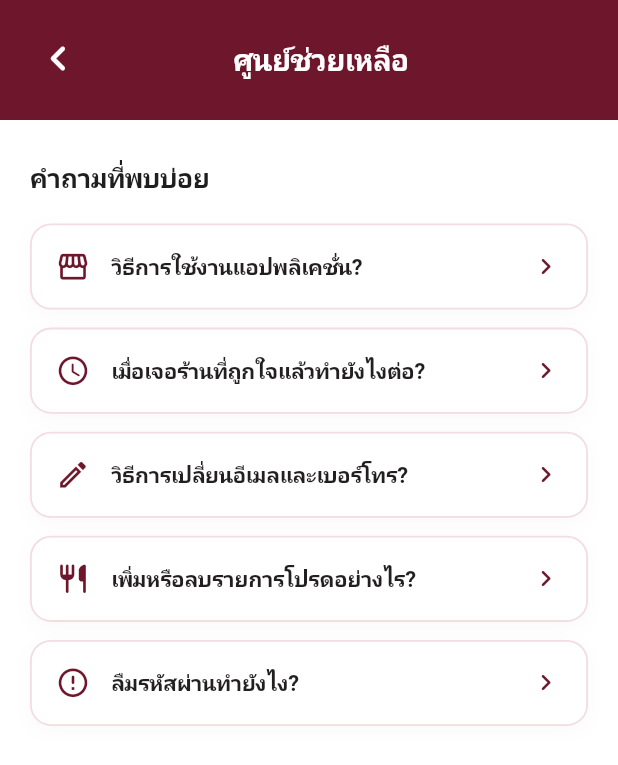
After one commit to Book7076/mobile_pin, a Flutter app: the HelpCenterScreen screen opened directly, on a phone screen of 412 x 824 dp. The commit adds this screen. Shown: the top 765 px of the screen. Run offline on Flutter 3.47's test engine with Material 3 defaults, Android fonts, the phone set to English and light mode, and no system bars; our stand-ins replace appinio_swiper, flutter_dotenv, flutter_map, flutter_riverpod, geolocator, latlong2 and 1 more; accounts and stored records are empty; statements that could not run were skipped.

Commit message:
feat: เพิ่มหน้าศูนย์ช่วยเหลือ (HelpCenterScreen - User - help) พร้อมรายการคำถามที่พบบ่อย 5 ข้อและการเชื่อมต่อจากหน้าผู้ใช้งาน

```diff
--- /dev/null
+++ b/lib/screens/profile/help_center_screen.dart
@@ -0,0 +1,310 @@
+import 'package:flutter/material.dart';
+import 'package:flutter/services.dart';
+
+class HelpCenterScreen extends StatefulWidget {
+  const HelpCenterScreen({super.key});
+
+  @override
+  State<HelpCenterScreen> createState() => _HelpCenterScreenState();
+}
+
+class _HelpCenterScreenState extends State<HelpCenterScreen> {
+  @override
+  void initState() {
+    super.initState();
+    SystemChrome.setSystemUIOverlayStyle(
+      const SystemUiOverlayStyle(
+        statusBarColor: Colors.transparent,
+        statusBarIconBrightness: Brightness.light,
+        statusBarBrightness: Brightness.dark,
+        systemNavigationBarColor: Colors.white,
+        systemNavigationBarIconBrightness: Brightness.dark,
+      ),
+    );
+  }
+
+  void _showFaqDetail({
+    required String question,
+    required String answer,
+    required IconData icon,
+  }) {
+    showModalBottomSheet(
+      context: context,
+      backgroundColor: Colors.white,
+      shape: const RoundedRectangleBorder(
+        borderRadius: BorderRadius.vertical(top: Radius.circular(24)),
+      ),
+      builder: (ctx) => Padding(
+        padding: const EdgeInsets.symmetric(horizontal: 24, vertical: 24),
+        child: Column(
+          mainAxisSize: MainAxisSize.min,
+          crossAxisAlignment: CrossAxisAlignment.start,
+          children: [
+            Row(
+              children: [
+                Container(
+                  width: 40,
+                  height: 40,
+                  decoration: BoxDecoration(
+                    color: const Color(0xFFF7EAEC),
+                    borderRadius: BorderRadius.circular(10),
+                  ),
+                  child: Center(
+                    child: Icon(icon, color: const Color(0xFF6E162B), size: 22),
+                  ),
+                ),
+                const SizedBox(width: 12),
+                Expanded(
+                  child: Text(
+                    question,
+                    style: const TextStyle(
+                      fontSize: 16.5,
+                      fontWeight: FontWeight.w800,
+                      color: Color(0xFF221F21),
+                      letterSpacing: -0.2,
+                    ),
+                  ),
+                ),
+              ],
+            ),
+            const SizedBox(height: 18),
+            Container(height: 1.0, color: const Color(0xFFF3DFE2)),
+            const SizedBox(height: 18),
+            Text(
+              answer,
+              style: const TextStyle(
+                fontSize: 14.5,
+                color: Color(0xFF555555),
+                height: 1.55,
+                fontWeight: FontWeight.w500,
+              ),
+            ),
+            const SizedBox(height: 24),
+            SizedBox(
+              width: double.infinity,
+              height: 48,
+              child: ElevatedButton(
+                style: ElevatedButton.styleFrom(
+                  backgroundColor: const Color(0xFF6E162B),
+                  foregroundColor: Colors.white,
+                  elevation: 0,
+                  shape: RoundedRectangleBorder(
+                    borderRadius: BorderRadius.circular(12),
+                  ),
+                ),
+                onPressed: () => Navigator.of(ctx).pop(),
+                child: const Text(
+                  'เข้าใจแล้ว',
+                  style: TextStyle(
+                    fontSize: 15,
+                    fontWeight: FontWeight.w700,
+                  ),
+                ),
+              ),
+            ),
+          ],
+        ),
+      ),
+    );
+  }
+
+  @override
+  Widget build(BuildContext context) {
+    return Scaffold(
+      backgroundColor: Colors.white,
+      body: Column(
+        children: [
+          // ==========================================
+          // 1. TOP SOLID BURGUNDY HEADER
+          // ==========================================
+          Container(
+            color: const Color(0xFF6E162B),
+            padding: EdgeInsets.only(
+              top: MediaQuery.of(context).padding.top + 14,
+              bottom: 16,
+              left: 14,
+              right: 14,
+            ),
+            child: Row(
+              children: [
+                IconButton(
+                  icon: const Icon(
+                    Icons.chevron_left_rounded,
+                    color: Colors.white,
+                    size: 34,
+                  ),
+                  onPressed: () => Navigator.of(context).pop(),
+                ),
+                const Expanded(
+                  child: Center(
+                    child: Padding(
+                      padding: EdgeInsets.only(right: 34),
+                      child: Text(
+                        'ศูนย์ช่วยเหลือ',
+                        style: TextStyle(
+                          fontSize: 19.5,
+                          fontWeight: FontWeight.w800,
+                          color: Colors.white,
+                          letterSpacing: -0.2,
+                        ),
+                      ),
+                    ),
+                  ),
+                ),
+              ],
+            ),
+          ),
+
+          // ==========================================
+          // 2. SCROLLABLE FAQ LIST
+          // ==========================================
+          Expanded(
+            child: SingleChildScrollView(
+              physics: const BouncingScrollPhysics(),
+              padding: const EdgeInsets.symmetric(horizontal: 20, vertical: 26),
+              child: Column(
+                crossAxisAlignment: CrossAxisAlignment.start,
+                children: [
+                  // Title: คำถามที่พบบ่อย
+                  const Text(
+                    'คำถามที่พบบ่อย',
+                    style: TextStyle(
+                      fontSize: 17.5,
+                      fontWeight: FontWeight.w800,
+                      color: Color(0xFF1E1E1E),
+                      letterSpacing: -0.2,
+                    ),
+                  ),
+
+                  const SizedBox(height: 18),
+
+                  // 1. วิธีการใช้งานแอปพลิเคชั่น?
+                  _buildFaqCard(
+                    icon: Icons.storefront_outlined,
+                    question: 'วิธีการใช้งานแอปพลิเคชั่น?',
+                    answer:
+                        'คุณสามารถค้นหาร้านอาหารที่ต้องการจากแถบค้นหา หรือเลือกดูตามหมวดหมู่อาหารยอดนิยม และกดดูรายละเอียดร้านอาหาร รวมถึงตำแหน่งที่ตั้งและเมนูเด็ดได้ทันที',
+                  ),
+
+                  const SizedBox(height: 12),
+
+                  // 2. เมื่อเจอร้านที่ถูกใจแล้วทำยังไงต่อ?
+                  _buildFaqCard(
+                    icon: Icons.access_time_rounded,
+                    question: 'เมื่อเจอร้านที่ถูกใจแล้วทำยังไงต่อ?',
+                    answer:
+                        'คุณสามารถกดบันทึกเป็น "รายการโปรด" โดยแตะที่ป้ายบุ๊กมาร์กมุมขวาบน หรือกดโทรเพื่อติดต่อสอบถาม และกดปุ่มแผนที่เพื่อนำทางไปยังร้านอาหารได้ทันที',
+                  ),
+
+                  const SizedBox(height: 12),
+
+                  // 3. วิธีการเปลี่ยนอีเมลและเบอร์โทร?
+                  _buildFaqCard(
+                    icon: Icons.edit_outlined,
+                    question: 'วิธีการเปลี่ยนอีเมลและเบอร์โทร?',
+                    answer:
+                        'เข้าสู่เมนู "โปรไฟล์" จากแถบเมนูด้านล่าง จากนั้นกดปุ่ม "แก้ไขข้อมูล" เพื่อกรอกชื่อ อีเมล หรือเบอร์โทรศัพท์ใหม่ แล้วกดปุ่ม "บันทึกข้อมูล"',
+                  ),
+
+                  const SizedBox(height: 12),
+
+                  // 4. เพิ่มหรือลบรายการโปรดอย่างไร?
+                  _buildFaqCard(
+                    icon: Icons.restaurant_rounded,
+                    question: 'เพิ่มหรือลบรายการโปรดอย่างไร?',
+                    answer:
+                        'แตะที่ไอคอนป้ายบุ๊กมาร์กมุมขวาบนของหน้ารายละเอียดร้านอาหาร เมื่อเป็นป้ายสีแดงทึบแสดงว่าบันทึกแล้ว หากต้องการลบให้แตะป้ายอีกครั้งและกดยืนยันการลบ',
+                  ),
+
+                  const SizedBox(height: 12),
+
+                  // 5. ลืมรหัสผ่านทำยังไง?
+                  _buildFaqCard(
+                    icon: Icons.error_outline_rounded,
+                    question: 'ลืมรหัสผ่านทำยังไง?',
+                    answer:
+                        'ไปที่หน้า "แก้ไขข้อมูล" แล้วแตะที่ข้อความ "ลืมรหัสผ่าน" ระบบจะให้กรอกอีเมลเพื่อส่งรหัส OTP 6 หลัก เมื่อยืนยันรหัสแล้วจะสามารถตั้งรหัสผ่านใหม่ได้ทันที',
+                  ),
+
+                  const SizedBox(height: 30),
+                ],
+              ),
+            ),
+          ),
+        ],
+      ),
+    );
+  }
+
+  Widget _buildFaqCard({
+    required IconData icon,
+    required String question,
+    required String answer,
+  }) {
+    return Container(
+      decoration: BoxDecoration(
+        color: Colors.white,
+        borderRadius: BorderRadius.circular(14),
+        border: Border.all(
+          color: const Color(0xFFF2DDE1),
+          width: 1.2,
+        ),
+        boxShadow: [
+          BoxShadow(
+            color: Colors.black.withOpacity(0.025),
+            blurRadius: 10,
+            offset: const Offset(0, 3),
+          ),
+        ],
+      ),
+      child: Material(
+        color: Colors.transparent,
+        child: InkWell(
+          borderRadius: BorderRadius.circular(14),
+          onTap: () => _showFaqDetail(
+            question: question,
+            answer: answer,
+            icon: icon,
+          ),
+          child: Padding(
+            padding: const EdgeInsets.symmetric(horizontal: 16, vertical: 16),
+            child: Row(
+              children: [
+                // Burgundy Icon
+                Icon(
+                  icon,
+                  color: const Color(0xFF6E162B),
+                  size: 23,
+                ),
+
+                const SizedBox(width: 14),
+
+                // Question Title
+                Expanded(
+                  child: Text(
+                    question,
+                    style: const TextStyle(
+                      fontSize: 14.5,
+                      fontWeight: FontWeight.w600,
+                      color: Color(0xFF221F21),
+                      letterSpacing: -0.2,
+                    ),
+                  ),
+                ),
+
+                const SizedBox(width: 8),
+
+                // Trailing Chevron
+                const Icon(
+                  Icons.chevron_right_rounded,
+                  color: Color(0xFF6E162B),
+                  size: 22,
+                ),
+              ],
+            ),
+          ),
+        ),
+      ),
+    );
+  }
+}
```
Also changed, not shown: lib/screens/home/home_screen.dart (+8 -1 lines).
